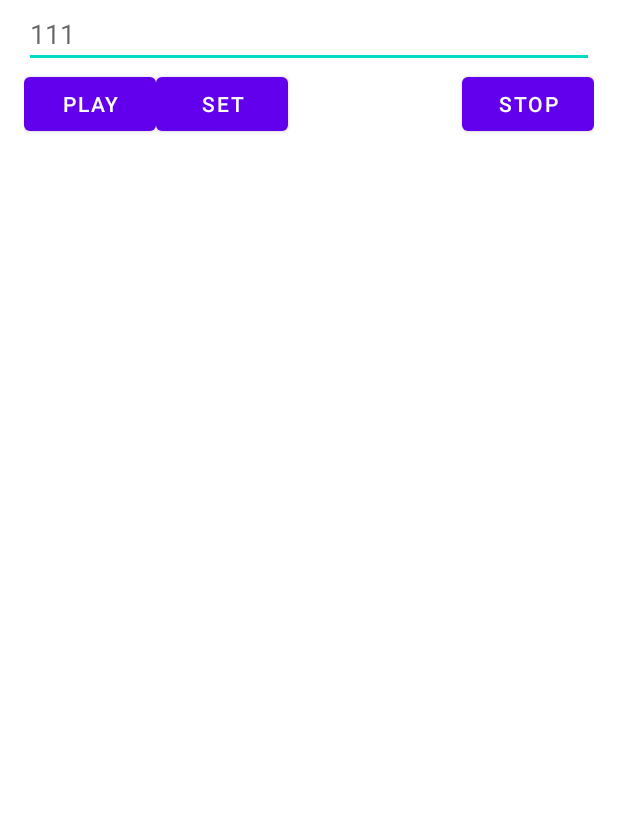
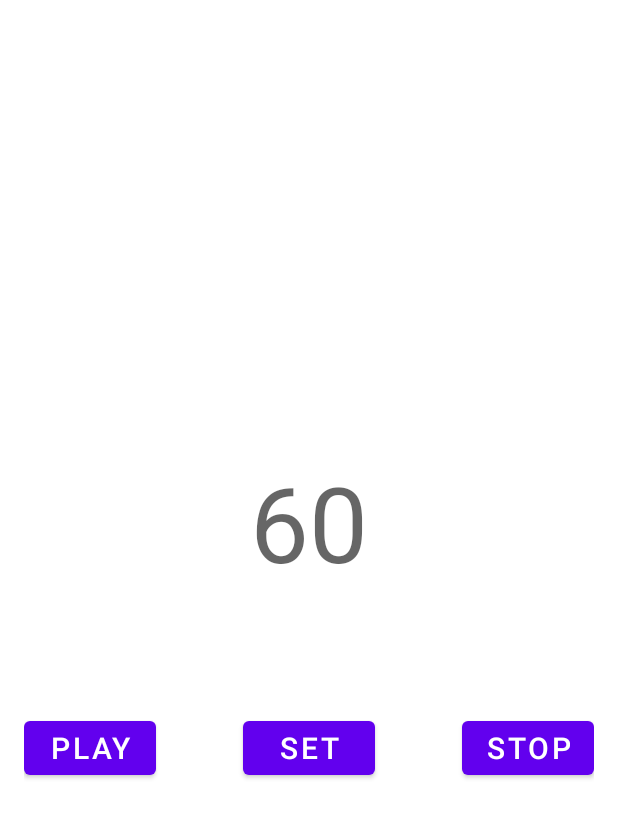
Before and after one commit to dddddjent/Metronome, an Android app: the screen it shows after launch (MainActivity), after a tap on "SET", on a phone screen of 412 x 824 dp. Shown: the top 818 px of the screen. Run offline under Robolectric (Android 15) with nearby library versions, the phone set to English and light mode, and no system bars.

Commit message:
Interface tweakings&Bug fix

```diff
--- a/app/src/main/java/com/example/metronome/MainActivity.kt
+++ b/app/src/main/java/com/example/metronome/MainActivity.kt
@@ -4,6 +4,7 @@ import android.os.Bundle
 import android.util.Log
 import android.widget.Button
 import android.widget.TextView
+import android.widget.Toast
 import androidx.appcompat.app.AppCompatActivity
 import java.lang.Error
 import java.lang.NumberFormatException
@@ -36,7 +37,8 @@ class MainActivity : AppCompatActivity() {
             val bpm = try {
                 text.toLong()
             } catch (e: NumberFormatException) {
-                Log.e(Tag, "not an integer!")
+                Toast.makeText(this, "Not an Integer!", Toast.LENGTH_SHORT).show()
+                Log.e(Tag, "Not an Integer!")
                 return@setOnClickListener
             }
             soundManager.interval = bpmToIntervalMS(bpm)
@@ -44,6 +46,7 @@ class MainActivity : AppCompatActivity() {
                 soundManager.stop()
                 soundManager.run()
             }
+            Toast.makeText(this, "bpm: $bpm", Toast.LENGTH_SHORT).show()
             Log.i(Tag, "bpm: $bpm")
         }
     }
--- a/app/src/main/res/layout/activity_main.xml
+++ b/app/src/main/res/layout/activity_main.xml
@@ -1,37 +1,63 @@
 <?xml version="1.0" encoding="utf-8"?>
-<RelativeLayout xmlns:android="http://schemas.android.com/apk/res/android"
+<androidx.constraintlayout.widget.ConstraintLayout xmlns:android="http://schemas.android.com/apk/res/android"
+    xmlns:app="http://schemas.android.com/apk/res-auto"
+    android:layout_width="match_parent"
+    android:layout_height="match_parent">
+
+    <RelativeLayout
         android:layout_width="match_parent"
         android:layout_height="match_parent"
+        android:gravity="center"
         android:paddingLeft="16dp"
-    android:paddingRight="16dp">
+        android:paddingRight="16dp"
+        app:layout_constraintBottom_toBottomOf="parent"
+        app:layout_constraintEnd_toEndOf="parent"
+        app:layout_constraintStart_toStartOf="parent"
+        app:layout_constraintTop_toTopOf="parent">
 
         <EditText
             android:id="@+id/bpm_text"
             android:layout_width="match_parent"
             android:layout_height="wrap_content"
-        android:hint="111" />
+            android:background="@null"
+            android:hint="60"
+            android:singleLine="true"
+            android:textAlignment="center"
+            android:textSize="70sp" />
+
+        <TextView
+            android:id="@+id/blank_text"
+            android:layout_width="match_parent"
+            android:layout_height="80dp"
+            android:layout_below="@id/bpm_text"
+            android:background="@null"
+            android:text="" />
 
         <Button
             android:id="@+id/play_button"
             android:layout_width="wrap_content"
             android:layout_height="wrap_content"
-        android:layout_below="@id/bpm_text"
+            android:layout_below="@id/blank_text"
             android:layout_alignParentStart="true"
-        android:text="PLAY" />
+            android:text="PLAY"
+            android:textSize="20sp" />
 
         <Button
             android:id="@+id/stop_button"
             android:layout_width="wrap_content"
             android:layout_height="wrap_content"
-        android:layout_below="@id/bpm_text"
+            android:layout_below="@id/blank_text"
             android:layout_alignParentEnd="true"
-        android:text="STOP" />
+            android:text="STOP"
+            android:textSize="20sp" />
 
         <Button
             android:id="@+id/set_button"
-        android:layout_width="wrap_content"
+            android:layout_width="-1dp"
             android:layout_height="wrap_content"
-        android:layout_below="@id/bpm_text"
-        android:layout_toEndOf="@id/play_button"
-        android:text="SET" />
+            android:layout_below="@id/blank_text"
+            android:layout_centerHorizontal="true"
+            android:text="SET"
+            android:textSize="20sp" />
     </RelativeLayout>
+</androidx.constraintlayout.widget.ConstraintLayout>
```
Lines whose indentation alone changed are shown as unchanged.
